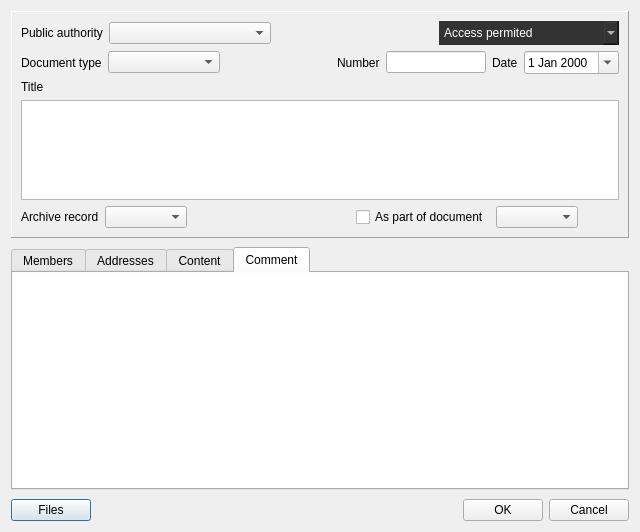
Qt form dialogs/decisionbasedialog.ui (caxapyk/pa-decision) before a commit.
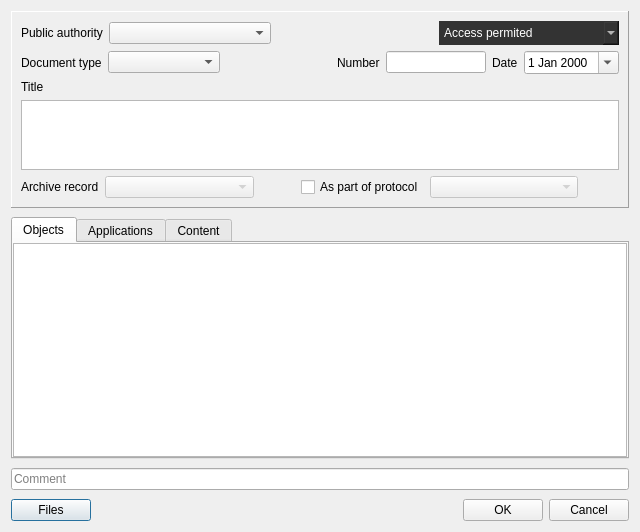
The same form after that commit. The open tabs and pages were chosen to show the change. Icons and pictures are not drawn.

Patch:
```diff
--- a/dialogs/decisionbasedialog.ui
+++ b/dialogs/decisionbasedialog.ui
@@ -139,7 +139,7 @@
          </widget>
         </item>
         <item>
-         <widget class="QLineEdit" name="lineEdit">
+         <widget class="QLineEdit" name="lE_number">
           <property name="minimumSize">
            <size>
             <width>0</width>
@@ -193,7 +193,7 @@
           <property name="maximumSize">
            <size>
             <width>16777215</width>
-            <height>100</height>
+            <height>70</height>
            </size>
           </property>
           <property name="documentTitle">
@@ -233,7 +233,10 @@
            <number>1</number>
           </property>
           <item>
-           <widget class="QComboBox" name="comboBox_4">
+           <widget class="QComboBox" name="cB_record">
+            <property name="enabled">
+             <bool>false</bool>
+            </property>
             <property name="sizePolicy">
              <sizepolicy hsizetype="Expanding" vsizetype="Fixed">
               <horstretch>0</horstretch>
@@ -259,22 +262,9 @@
          </layout>
         </item>
         <item>
-         <spacer name="horizontalSpacer_3">
-          <property name="orientation">
-           <enum>Qt::Horizontal</enum>
-          </property>
-          <property name="sizeHint" stdset="0">
-           <size>
-            <width>40</width>
-            <height>20</height>
-           </size>
-          </property>
-         </spacer>
-        </item>
-        <item>
-         <widget class="QCheckBox" name="checkBox">
+         <widget class="QCheckBox" name="cB_protocol">
           <property name="text">
-           <string>As part of document</string>
+           <string>As part of protocol</string>
           </property>
          </widget>
         </item>
@@ -284,7 +274,10 @@
            <number>1</number>
           </property>
           <item>
-           <widget class="QComboBox" name="comboBox_5">
+           <widget class="QComboBox" name="cB_related">
+            <property name="enabled">
+             <bool>false</bool>
+            </property>
             <property name="sizePolicy">
              <sizepolicy hsizetype="Expanding" vsizetype="Fixed">
               <horstretch>0</horstretch>
@@ -321,7 +314,7 @@
      </property>
      <widget class="QWidget" name="tab">
       <attribute name="title">
-       <string>Members</string>
+       <string>Objects</string>
       </attribute>
       <layout class="QVBoxLayout" name="verticalLayout_6">
        <property name="spacing">
@@ -342,7 +335,7 @@
        <item>
         <widget class="QTableView" name="tableView">
          <property name="frameShape">
-          <enum>QFrame::NoFrame</enum>
+          <enum>QFrame::StyledPanel</enum>
          </property>
         </widget>
        </item>
@@ -350,7 +343,7 @@
      </widget>
      <widget class="QWidget" name="tab_2">
       <attribute name="title">
-       <string>Addresses</string>
+       <string>Applications</string>
       </attribute>
       <layout class="QVBoxLayout" name="verticalLayout_7">
        <property name="spacing">
@@ -406,44 +399,13 @@
        </item>
       </layout>
      </widget>
-     <widget class="QWidget" name="tab_4">
-      <attribute name="title">
-       <string>Comment</string>
-      </attribute>
-      <layout class="QVBoxLayout" name="verticalLayout_3">
-       <property name="spacing">
-        <number>0</number>
-       </property>
-       <property name="leftMargin">
-        <number>0</number>
-       </property>
-       <property name="topMargin">
-        <number>0</number>
-       </property>
-       <property name="rightMargin">
-        <number>0</number>
-       </property>
-       <property name="bottomMargin">
-        <number>0</number>
-       </property>
-       <item>
-        <widget class="QPlainTextEdit" name="plainTextEdit_2">
-         <property name="maximumSize">
-          <size>
-           <width>16777215</width>
-           <height>16777215</height>
-          </size>
-         </property>
-         <property name="frameShape">
-          <enum>QFrame::NoFrame</enum>
-         </property>
-         <property name="placeholderText">
-          <string/>
-         </property>
-        </widget>
-       </item>
-      </layout>
-     </widget>
+    </widget>
+   </item>
+   <item>
+    <widget class="QLineEdit" name="lineEdit">
+     <property name="placeholderText">
+      <string>Comment</string>
+     </property>
     </widget>
    </item>
    <item>
```
Left out of the diff: 25 changed lines with no effect on the pictures.
